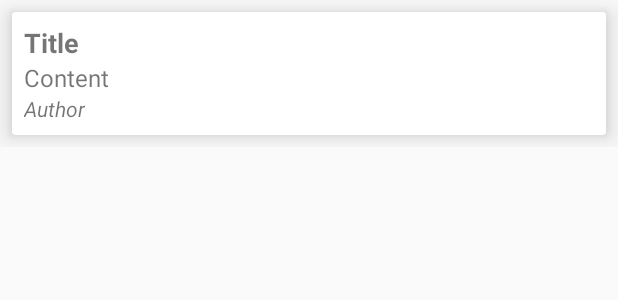
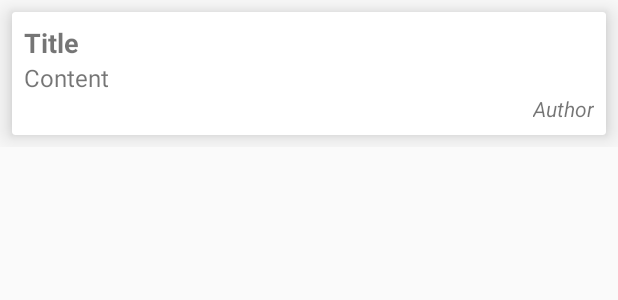
Before and after one commit to akapitanskiy/AndroidRetrofit2RxJava, an Android app: the layout post_item.xml on its own in the app's theme, with its tools: preview values and no code run, on a phone screen of 412 x 824 dp. Shown: the top 300 px of the screen. Run offline under Robolectric (Android 15) with nearby library versions, the phone set to English and light mode, and no system bars; network calls fail.

Commit message:
minor edits

```diff
--- a/app/src/main/java/com/alexthekap/androidretrofit2rxjava/Adapter/PostAdapter.java
+++ b/app/src/main/java/com/alexthekap/androidretrofit2rxjava/Adapter/PostAdapter.java
@@ -39,8 +39,8 @@ public class PostAdapter extends RecyclerView.Adapter<PostViewHolder> {
     public void onBindViewHolder(@NonNull PostViewHolder holder, int position) {
         holder.tvAuthor.setText(String.valueOf(postsList.get(position).getUserId()));
         holder.tvTitle.setText(String.valueOf(postsList.get(position).getTitle()));
-        holder.tvContent.setText(new StringBuilder(postsList.get(position).getBody().substring(0, 20))
-                .append("...").toString());
+        holder.tvContent.setText(String.format(context.getResources().getString(R.string.dots),
+                postsList.get(position).getBody().substring(0, 30)));
     }
 
     @Override
--- a/app/src/main/res/layout/post_item.xml
+++ b/app/src/main/res/layout/post_item.xml
@@ -42,6 +42,7 @@
                 android:text="Author"
                 android:textSize="14sp"
                 android:textStyle="italic"
+                android:layout_gravity="end"
                 android:layout_width="wrap_content"
                 android:layout_height="wrap_content" />
 
--- a/app/src/main/res/values/strings.xml
+++ b/app/src/main/res/values/strings.xml
@@ -1,3 +1,4 @@
 <resources>
     <string name="app_name">AndroidRetrofit2RxJava</string>
+    <string name="dots">%s...</string>
 </resources>
```
